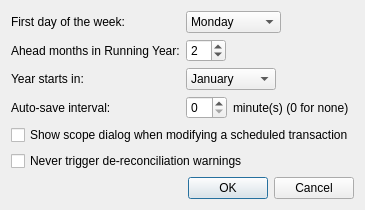
Mouchnino/moneyguru, file qt/ui/preferences_panel.ui: the form before one commit.
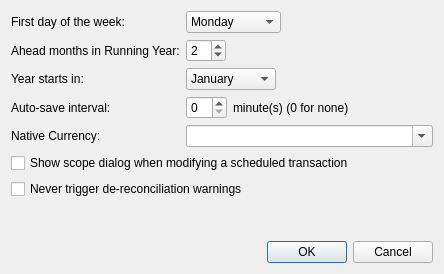
The form after the commit.

Commit message:
qt: Added the Native currency preference.
extra : convert_revision : svn%3A7afd0f2a-1d33-46b8-9979-f8add37626ee/trunk%40325

```diff
--- a/qt/ui/preferences_panel.ui
+++ b/qt/ui/preferences_panel.ui
@@ -6,8 +6,8 @@
    <rect>
     <x>0</x>
     <y>0</y>
-    <width>332</width>
-    <height>201</height>
+    <width>444</width>
+    <height>274</height>
    </rect>
   </property>
   <property name="windowTitle">
@@ -208,6 +208,23 @@
        </item>
       </layout>
      </item>
+     <item row="4" column="0">
+      <widget class="QLabel" name="nativeCurrencyLabel">
+       <property name="text">
+        <string>Native Currency:</string>
+       </property>
+       <property name="buddy">
+        <cstring>nativeCurrencyComboBox</cstring>
+       </property>
+      </widget>
+     </item>
+     <item row="4" column="1">
+      <widget class="QComboBox" name="nativeCurrencyComboBox">
+       <property name="editable">
+        <bool>true</bool>
+       </property>
+      </widget>
+     </item>
     </layout>
    </item>
    <item>
```
The commit also changes 6 other files.
